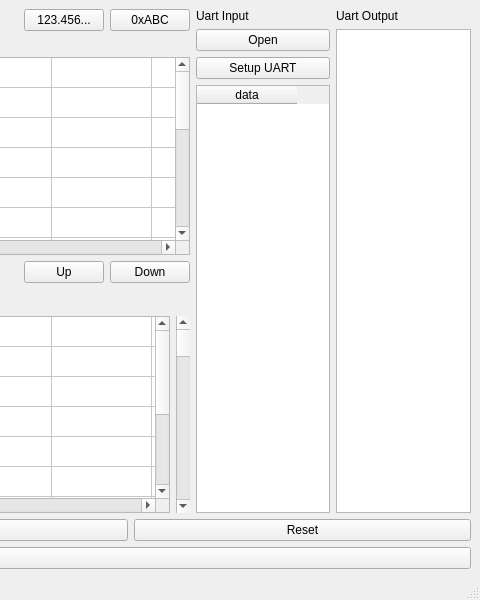
This is OreOre-V/mainwindow.ui in cpuex2021-1/simulator as Qt 5 draws it before an edit; both pictures show x 903 to 1383 and y 0 to 600 of the 1383 by 600 pixel window. The edited form follows.
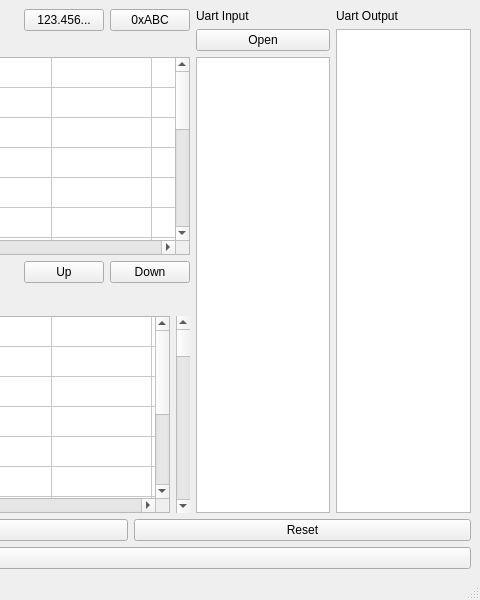
This is the edited form.

What changed in the file:
```diff
--- a/OreOre-V/mainwindow.ui
+++ b/OreOre-V/mainwindow.ui
@@ -542,15 +542,26 @@
           </property>
          </widget>
         </item>
-        <item>
-         <widget class="QPushButton" name="uartSetupButton">
-          <property name="text">
-           <string>Setup UART</string>
-          </property>
-         </widget>
-        </item>
         <item>
          <widget class="QTableWidget" name="uartInputTable">
+          <attribute name="horizontalHeaderVisible">
+           <bool>false</bool>
+          </attribute>
+          <attribute name="horizontalHeaderMinimumSectionSize">
+           <number>0</number>
+          </attribute>
+          <attribute name="horizontalHeaderHighlightSections">
+           <bool>false</bool>
+          </attribute>
+          <attribute name="verticalHeaderVisible">
+           <bool>false</bool>
+          </attribute>
+          <attribute name="verticalHeaderMinimumSectionSize">
+           <number>0</number>
+          </attribute>
+          <attribute name="verticalHeaderHighlightSections">
+           <bool>false</bool>
+          </attribute>
           <column>
            <property name="text">
             <string>data</string>
```
Left out of the diff: 2 changed lines with no effect on the pictures.
